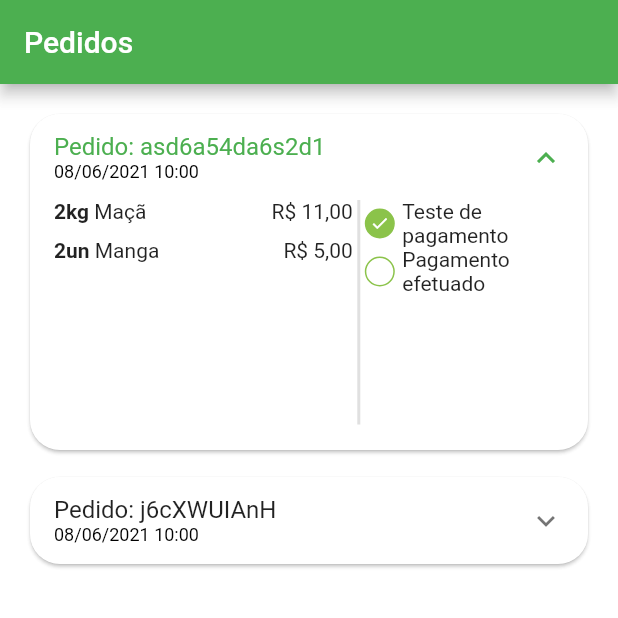
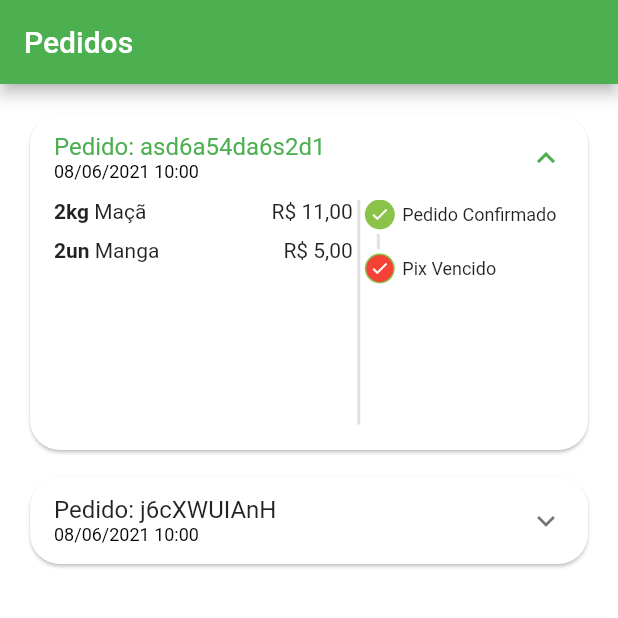
Before and after one commit to GilmarOQueiroz/quitanda-virtual-flutter, a Flutter app: the OrdersTab screen opened directly, after a tap on an icon or button, on a phone screen of 412 x 824 dp, the top half of it. Run offline on Flutter 3.47's test engine with Material 2 defaults, Android fonts, the phone set to English and light mode, and no system bars; our stand-ins replace animated_text_kit, mask_text_input_formatter.

Commit message:
Projeto app Flutter Quitanda Virtual 28/06/2023

```diff
--- a/lib/src/config/app_data.dart
+++ b/lib/src/config/app_data.dart
@@ -133,7 +133,7 @@
             '2021-06-08 11:00:10.458',
         ),
         id: 'j6cXWUIAnH',
-        status: 'pending_payment',
+        status: 'refunded',
         total: 11.0,
         items: [
             CartItemModel(
--- a/lib/src/pages/orders/components/order_status_widget.dart
+++ b/lib/src/pages/orders/components/order_status_widget.dart
@@ -5,7 +5,18 @@
   final String status;
   final bool isOverdue;
 
-  const OrderStatusWidget({
+  final Map<String, int> allStatus = <String, int>{
+    'pending_payment': 0,
+    'refunded':1,
+    'paid': 2,
+    'preparing_purchase': 3,
+    'shipping': 4,
+    'delivered': 5,
+  };
+
+  int get currentStatus => allStatus[status]!;
+
+  OrderStatusWidget({
     Key? key,
     required this.status,
     required this.isOverdue,
@@ -14,16 +25,44 @@
   @override
   Widget build(BuildContext context) {
     return Column(
+      crossAxisAlignment: CrossAxisAlignment.start,
       children: [
-        _StatusDot(
-          title: 'Teste de pagamento',
+        const _StatusDot(
           isActive: true,
+          title: 'Pedido Confirmado',
         ),
-        _StatusDot(
-          title: 'Pagamento efetuado',
-          isActive: false,
-        ),
+        const _CustomDivider(),
+        if(currentStatus == 1) ...[
+          const _StatusDot(
+            isActive: true,
+            title: 'Pix Estornado',
+            backgroundColor: Colors.orange,
+          ),
+        ] else if(isOverdue) ...[
+          const _StatusDot(
+            isActive: true,
+            title: 'Pix Vencido',
+            backgroundColor: Colors.red,
+          ),
+        ]
       ],
+    );
+  }
+}
+
+class _CustomDivider extends StatelessWidget {
+  const _CustomDivider({Key? key}) : super(key: key);
+
+  @override
+  Widget build(BuildContext context) {
+    return Container(
+      margin: const EdgeInsets.symmetric(
+        horizontal: 8,
+        vertical: 3,
+      ),
+      height: 10,
+      width: 2,
+      color: Colors.grey.shade300,
     );
   }
 }
@@ -32,11 +71,13 @@
 class _StatusDot extends StatelessWidget {
   final bool isActive;
   final String title;
+  final Color? backgroundColor;
 
   const _StatusDot({
     Key? key,
     required this.isActive,
     required this.title,
+    this.backgroundColor,
   }) : super(key: key);
 
   @override
@@ -54,7 +95,9 @@
               color: CustomColors.customSwatchColor,
             ),
             color:
-              isActive ? CustomColors.customSwatchColor : Colors.transparent,
+              isActive
+                  ? backgroundColor ?? CustomColors.customSwatchColor
+                  : Colors.transparent,
           ),
           child: isActive
               ? const Icon(
@@ -67,7 +110,12 @@
         const SizedBox(width: 5),
         // Texto
         Expanded(
-          child: Text(title),
+          child: Text(
+            title,
+            style: const TextStyle(
+              fontSize: 12,
+            ),
+          ),
         ),
       ],
     );
```
